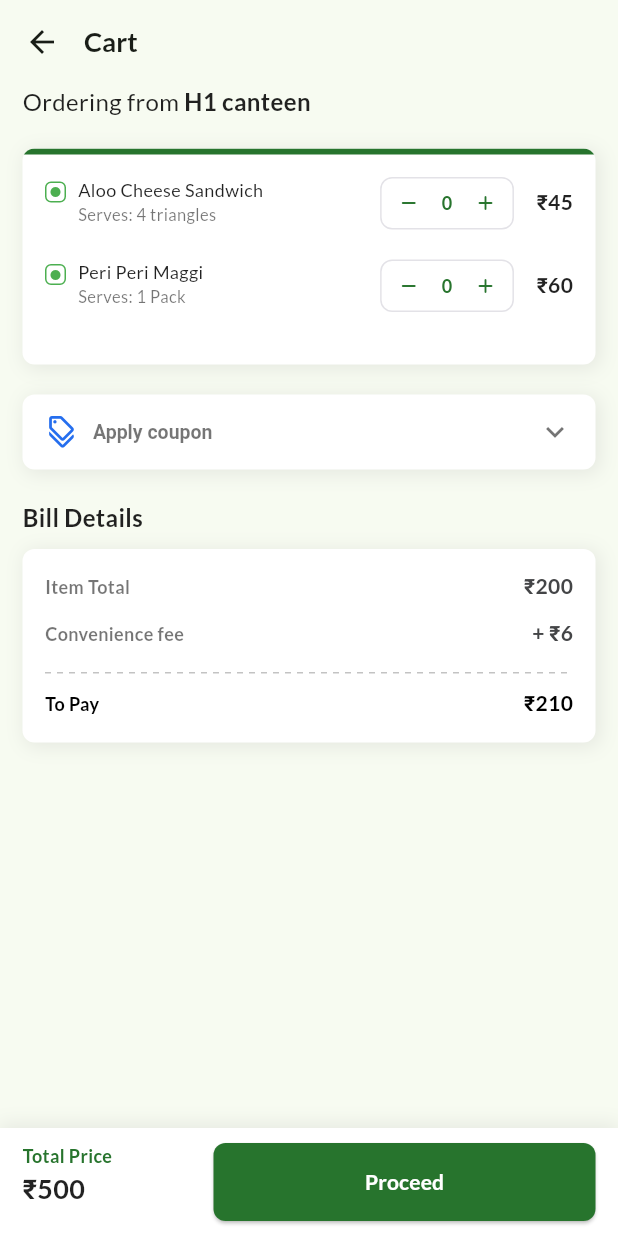
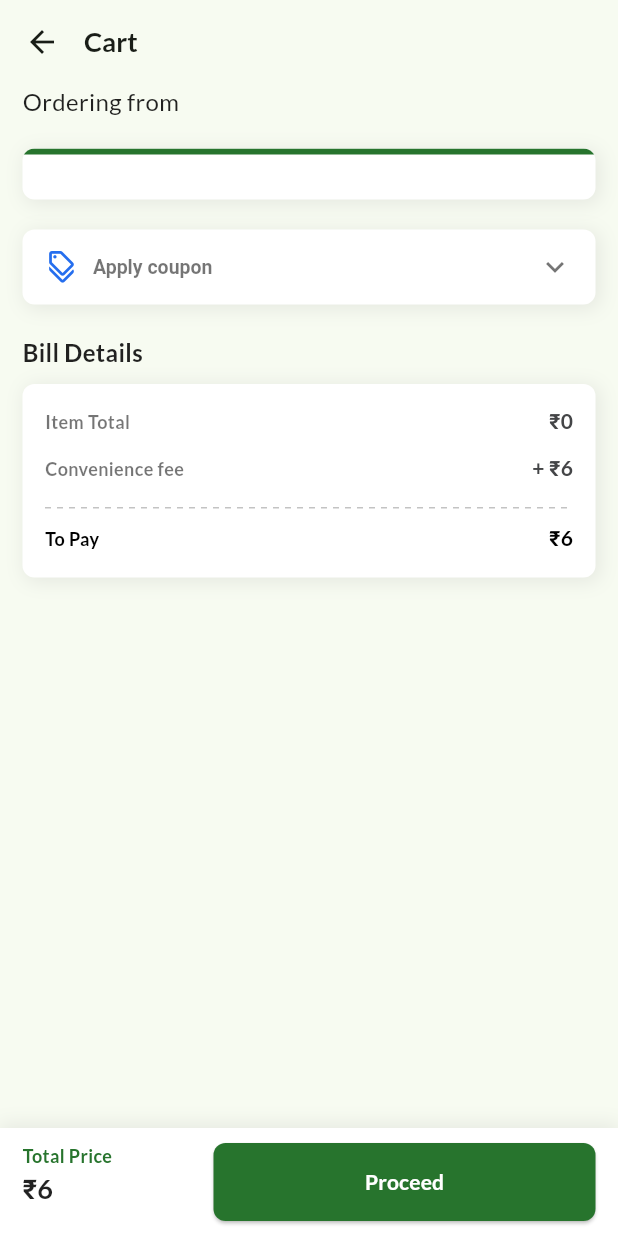
Before and after one commit to Arindam2002/sizzlr_customer_side, a Flutter app: the CartScreen screen opened directly, on a phone screen of 412 x 824 dp. Run offline on Flutter 3.47's test engine with Material 2 defaults, Android fonts, the phone set to English and light mode, and no system bars; drawn by our look-alikes of dotted_line; our stand-ins replace cloud_firestore, firebase_auth, firebase_core, google_fonts, google_sign_in, image_picker and 1 more; accounts and stored records are empty.

Commit message:
Cart screen developed (without discounts logic and a bug for when quantity becomes 0, the product still stays)

```diff
--- a/lib/main.dart
+++ b/lib/main.dart
@@ -5,6 +5,7 @@ import 'package:sizzlr_customer_side/providers/authProvider.dart';
 import 'package:sizzlr_customer_side/providers/canteenFilterProvider.dart';
 import 'package:sizzlr_customer_side/providers/cartProvider.dart';
 import 'package:sizzlr_customer_side/providers/couponProvider.dart';
+import 'package:sizzlr_customer_side/providers/viewCartLoaderProvider.dart';
 import 'package:sizzlr_customer_side/screens/Authentication/LoginScreen.dart';
 import 'package:sizzlr_customer_side/screens/Home/HomeScreen.dart';
 import 'package:sizzlr_customer_side/screens/Home/ProfileScreen.dart';
@@ -38,6 +39,7 @@ class MyApp extends StatelessWidget {
         ChangeNotifierProvider(create: (_) => CanteenFilter()),
         ChangeNotifierProvider(create: (_) => Coupon()),
         ChangeNotifierProvider(create: (_) => AuthProvider()),
+        ChangeNotifierProvider(create: (_) => ViewCartLoader()),
       ],
       child: MediaQuery(
       data: windowData,
--- a/lib/providers/canteenFilterProvider.dart
+++ b/lib/providers/canteenFilterProvider.dart
@@ -4,13 +4,16 @@ import 'package:flutter/material.dart';
 class CanteenFilter with ChangeNotifier {
   int _value = 1;
   String _canteenId = '';
+  String _canteenName = '';
 
   int get value => _value;
   String get selectedCanteenId => _canteenId;
+  String get selectedCanteenName => _canteenName;
 
-  void updateValue (int chipValue, String canteenId) {
+  void updateValue (int chipValue, String canteenId, String canteenName) {
     _value = chipValue;
     _canteenId = canteenId;
+    _canteenName = canteenName;
 
     if (kDebugMode) {
       print('Selected Canteen Id: $_canteenId (Printing from canteenFilterProvider.dart)');
--- /dev/null
+++ b/lib/providers/viewCartLoaderProvider.dart
@@ -0,0 +1,17 @@
+import 'package:flutter/material.dart';
+
+class ViewCartLoader with ChangeNotifier {
+  bool _isLoading = false;
+
+  bool get isLoading => _isLoading;
+
+  void startLoader() {
+    _isLoading = true;
+    notifyListeners();
+  }
+
+  void stopLoader() {
+    _isLoading = false;
+    notifyListeners();
+  }
+}
--- a/lib/screens/Cart/CartScreen.dart
+++ b/lib/screens/Cart/CartScreen.dart
@@ -1,6 +1,8 @@
 import 'package:flutter/material.dart';
 import 'package:provider/provider.dart';
+import 'package:sizzlr_customer_side/providers/canteenFilterProvider.dart';
 import 'package:sizzlr_customer_side/providers/couponProvider.dart';
+import '../../providers/cartProvider.dart';
 import '../Home/components/components.dart';
 import 'components/CartComponents.dart';
 
@@ -12,9 +14,16 @@ class CartScreen extends StatefulWidget {
 }
 
 class _CartScreenState extends State<CartScreen> {
+
+
   @override
   Widget build(BuildContext context) {
-    return Scaffold(
+    return WillPopScope(
+      onWillPop: () async {
+        context.read<Cart>().clearCartItemWidgetList();
+        return true;
+      },
+      child: Scaffold(
         appBar: AppBar(
           titleSpacing: 0,
           title: Text(
@@ -30,23 +39,16 @@ class _CartScreenState extends State<CartScreen> {
                 padding: EdgeInsets.symmetric(horizontal: 15),
                 shrinkWrap: true,
                 children: [
-                OrderingFromCanteen(canteenName: 'H1 canteen'),
+                  OrderingFromCanteen(canteenName: context.read<CanteenFilter>().selectedCanteenName),
                   context.watch<Coupon>().couponId.isNotEmpty
                       ? TotalSavingsInOrderComponent(amountSaved: 30)
                       : Container(),
-                OrdersSectionInCart(
-                  cartItems: [
-                    CartItem(
-                        itemName: 'Aloo Cheese Sandwich',
-                        servedQuantity: '4 triangles',
-                        price: 45,
-                        veg: true, itemId: '',),
-                    CartItem(
-                        itemName: 'Peri Peri Maggi',
-                        servedQuantity: '1 Pack',
-                        price: 60,
-                        veg: true, itemId: '',),
-                  ],
+                  Consumer<Cart>(
+                    builder: (context, cartProvider, child) {
+                      return OrdersSectionInCart(
+                        cartItems: cartProvider.cartItemWidgetList,
+                      );
+                    }
                   ),
                   ApplyCouponComponent(),
                   Header(title: 'Bill Details'),
@@ -58,6 +60,7 @@ class _CartScreenState extends State<CartScreen> {
             CtaPayAmount(),
           ],
         ),
+      ),
     );
   }
 }
--- a/lib/screens/Cart/components/CartComponents.dart
+++ b/lib/screens/Cart/components/CartComponents.dart
@@ -46,7 +46,7 @@ class CartSnackBar extends StatelessWidget {
                     Row(
                       children: [
                         Text(
-                          '₹300',
+                          '${context.read<Cart>().sumTotalMrp}',
                           style: TextStyle(fontWeight: FontWeight.bold),
                         ),
                         Text(
@@ -63,7 +63,8 @@ class CartSnackBar extends StatelessWidget {
                 Row(
                   children: [
                     MaterialButton(
-                      onPressed: () {
+                      onPressed: () async {
+                        await context.read<Cart>().createCartItemsWidgets(context.read<Cart>().currentCartItems, context.read<CanteenFilter>().selectedCanteenId);
                         Navigator.push(
                           context,
                           MaterialPageRoute(
@@ -128,7 +129,7 @@ class OrdersSectionInCart extends StatelessWidget {
     required this.cartItems,
   }) : super(key: key);
 
-  final List<Widget> cartItems;
+  final List<CartItem> cartItems;
 
   @override
   Widget build(BuildContext context) {
@@ -242,7 +243,7 @@ class CartItem extends StatelessWidget {
                     children: [
                       InkWell(
                         onTap: () {
-                          context.read<Cart>().removeFromCart('$itemId');
+                          context.read<Cart>().removeFromCart('$itemId', price!);
                         },
                         borderRadius: BorderRadius.circular(40),
                         radius: 40,
@@ -266,7 +267,7 @@ class CartItem extends StatelessWidget {
                       ),
                       InkWell(
                         onTap: () {
-                          context.read<Cart>().addToCart('$itemId');
+                          context.read<Cart>().addToCart('$itemId', price!);
                         },
                         borderRadius: BorderRadius.circular(40),
                         radius: 40,
@@ -601,7 +602,7 @@ class CtaPayAmount extends StatelessWidget {
                         fontWeight: FontWeight.bold),
                   ),
                   Text(
-                    '₹500',
+                    '₹${context.watch<Cart>().sumTotalMrp + 6}',
                     style: TextStyle(
                         fontSize: 18, fontWeight: FontWeight.bold),
                   ),
@@ -638,12 +639,16 @@ class CtaPayAmount extends StatelessWidget {
 }
 
 class BillComponent extends StatelessWidget {
-  const BillComponent({
+  BillComponent({
     Key? key,
   }) : super(key: key);
 
+  int convenienceFee = 6;
+
   @override
   Widget build(BuildContext context) {
+    return Consumer<Cart>(
+      builder: (context, cartProvider, child) {
         return Container(
           padding: EdgeInsets.all(15.0),
           decoration: BoxDecoration(
@@ -658,8 +663,13 @@ class BillComponent extends StatelessWidget {
                 child: Row(
                   mainAxisAlignment: MainAxisAlignment.spaceBetween,
                   children: [
-                Text('Item Total', style: TextStyle(fontSize: 12, fontWeight: FontWeight.bold, color: Colors.black54),),
-                Text('₹200', style: TextStyle(fontSize: 14, fontWeight: FontWeight.bold, color: Color(0xFF444547)),),
+                    Text('Item Total', style: TextStyle(fontSize: 12,
+                        fontWeight: FontWeight.bold,
+                        color: Colors.black54),),
+                    Text('₹${cartProvider
+                        .sumTotalMrp}', style: TextStyle(fontSize: 14,
+                        fontWeight: FontWeight.bold,
+                        color: Color(0xFF444547)),),
                   ],
                 ),
               ),
@@ -668,12 +678,19 @@ class BillComponent extends StatelessWidget {
                 child: Row(
                   mainAxisAlignment: MainAxisAlignment.spaceBetween,
                   children: [
-                Text('Convenience fee', style: TextStyle(fontSize: 12, fontWeight: FontWeight.bold, color: Colors.black54),),
-                Text('+ ₹6', style: TextStyle(fontSize: 14, fontWeight: FontWeight.bold, color: Color(0xFF444547)),),
+                    Text('Convenience fee', style: TextStyle(fontSize: 12,
+                        fontWeight: FontWeight.bold,
+                        color: Colors.black54),),
+                    Text('+ ₹$convenienceFee', style: TextStyle(fontSize: 14,
+                        fontWeight: FontWeight.bold,
+                        color: Color(0xFF444547)),),
                   ],
                 ),
               ),
-          context.watch<Coupon>().couponId.isNotEmpty ? Column(
+              context
+                  .watch<Coupon>()
+                  .couponId
+                  .isNotEmpty ? Column(
                 children: [
                   DottedLine(
                     direction: Axis.horizontal,
@@ -684,8 +701,12 @@ class BillComponent extends StatelessWidget {
                     child: Row(
                       mainAxisAlignment: MainAxisAlignment.spaceBetween,
                       children: [
-                    Text('Item Discount', style: TextStyle(fontSize: 12, fontWeight: FontWeight.bold, color: Colors.black54),),
-                    Text('- ₹30', style: TextStyle(fontSize: 14, fontWeight: FontWeight.bold, color: Color(0xFF1ca672)),),
+                        Text('Item Discount', style: TextStyle(fontSize: 12,
+                            fontWeight: FontWeight.bold,
+                            color: Colors.black54),),
+                        Text('- ₹30', style: TextStyle(fontSize: 14,
+                            fontWeight: FontWeight.bold,
+                            color: Color(0xFF1ca672)),),
                       ],
                     ),
                   )
@@ -702,8 +723,13 @@ class BillComponent extends StatelessWidget {
                     child: Row(
                       mainAxisAlignment: MainAxisAlignment.spaceBetween,
                       children: [
-                    Text('To Pay', style: TextStyle(fontSize: 12, fontWeight: FontWeight.bold, color: Colors.black),),
-                    Text('₹210', style: TextStyle(fontSize: 14, fontWeight: FontWeight.bold, color: Colors.black),),
+                        Text('To Pay',
+                          style: TextStyle(fontSize: 12, fontWeight: FontWeight
+                              .bold, color: Colors.black),),
+                        Text('₹${cartProvider
+                            .sumTotalMrp + convenienceFee}',
+                          style: TextStyle(fontSize: 14, fontWeight: FontWeight
+                              .bold, color: Colors.black),),
                       ],
                     ),
                   )
@@ -713,4 +739,6 @@ class BillComponent extends StatelessWidget {
           ),
         );
       }
+    );
   }
+}
```
Also changed, not shown: lib/models/CartItemModel.dart (added, +25 -0 lines), lib/providers/cartProvider.dart (+57 -2 lines), lib/screens/Authentication/LoginScreen.dart (+7 -1 lines), lib/screens/CategoryItems/CategoryItemsScreen.dart (+6 -1 lines), lib/screens/Home/HomeScreen.dart (+7 -2 lines), lib/screens/Home/components/components.dart (+34 -5 lines). Lines whose indentation alone changed are shown as unchanged.
